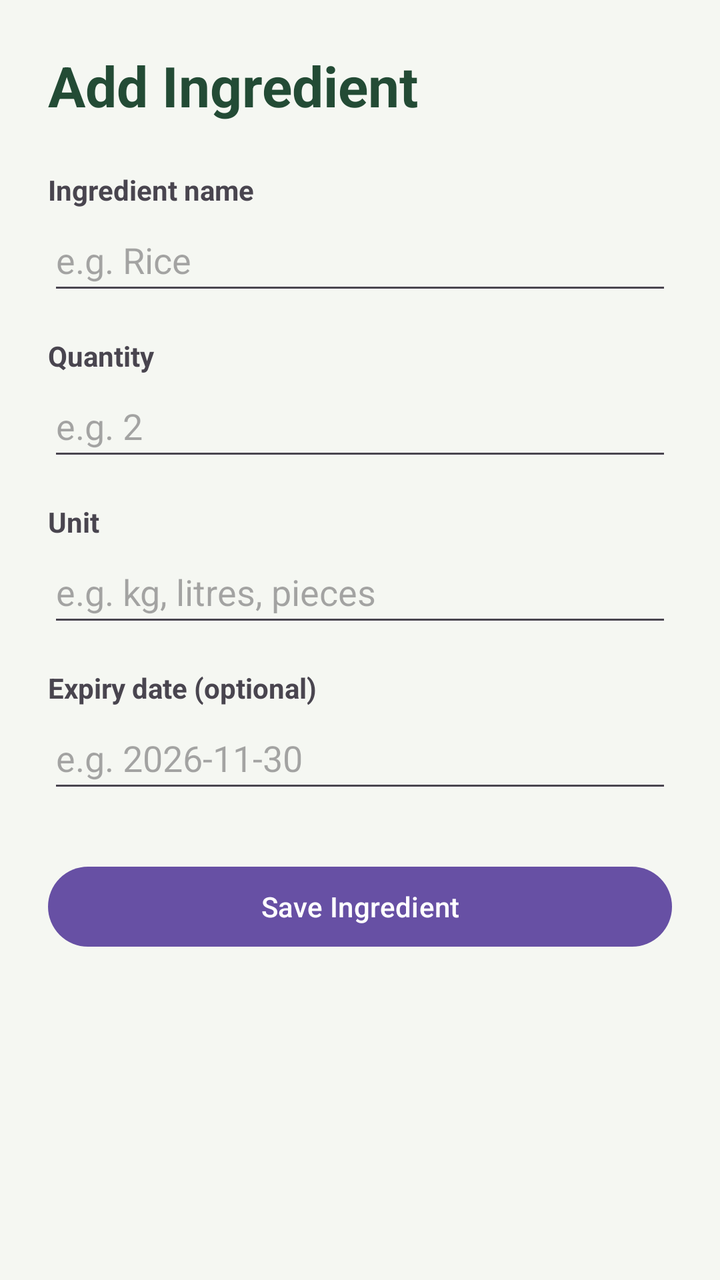
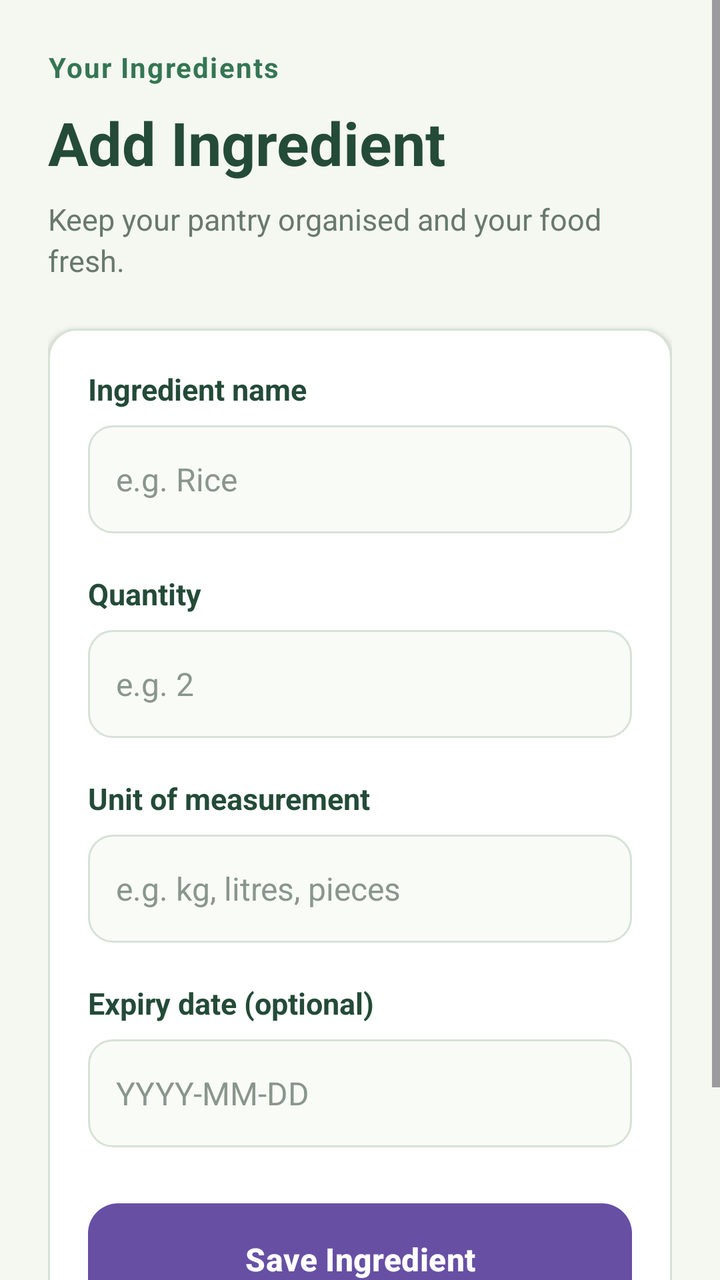

The first picture is an Android layout as it rendered before a commit; the second is the same layout after the commit. The layout source and the unified diff follow.
<!-- AndroidManifest.xml: application theme Theme.SmartPantryManager -->
<!-- res/layout/activity_add_edit_ingredient.xml -->
<?xml version="1.0" encoding="utf-8"?>
<ScrollView xmlns:android="http://schemas.android.com/apk/res/android"
    android:layout_width="match_parent"
    android:layout_height="match_parent"
    android:background="#F5F7F2"
    android:fillViewport="true">

    <LinearLayout
        android:layout_width="match_parent"
        android:layout_height="wrap_content"
        android:orientation="vertical"
        android:padding="24dp">

        <TextView
            android:layout_width="match_parent"
            android:layout_height="wrap_content"
            android:text="Add Ingredient"
            android:textColor="#234B35"
            android:textSize="28sp"
            android:textStyle="bold"
            android:layout_marginBottom="24dp" />

        <TextView
            android:layout_width="match_parent"
            android:layout_height="wrap_content"
            android:text="Ingredient name"
            android:textStyle="bold" />

        <EditText
            android:id="@+id/editIngredientName"
            android:layout_width="match_parent"
            android:layout_height="wrap_content"
            android:hint="e.g. Rice"
            android:inputType="textCapSentences"
            android:minHeight="48dp" />

        <TextView
            android:layout_width="match_parent"
            android:layout_height="wrap_content"
            android:text="Quantity"
            android:textStyle="bold"
            android:layout_marginTop="16dp" />

        <EditText
            android:id="@+id/editIngredientQuantity"
            android:layout_width="match_parent"
            android:layout_height="wrap_content"
            android:hint="e.g. 2"
            android:inputType="numberDecimal"
            android:minHeight="48dp" />

        <TextView
            android:layout_width="match_parent"
            android:layout_height="wrap_content"
            android:text="Unit"
            android:textStyle="bold"
            android:layout_marginTop="16dp" />

        <EditText
            android:id="@+id/editIngredientUnit"
            android:layout_width="match_parent"
            android:layout_height="wrap_content"
            android:hint="e.g. kg, litres, pieces"
            android:inputType="textCapSentences"
            android:minHeight="48dp" />

        <TextView
            android:layout_width="match_parent"
            android:layout_height="wrap_content"
            android:text="Expiry date (optional)"
            android:textStyle="bold"
            android:layout_marginTop="16dp" />

        <EditText
            android:id="@+id/editIngredientExpiry"
            android:layout_width="match_parent"
            android:layout_height="wrap_content"
            android:hint="e.g. 2026-11-30"
            android:inputType="date"
            android:minHeight="48dp" />

        <Button
            android:id="@+id/btnSaveIngredient"
            android:layout_width="match_parent"
            android:layout_height="wrap_content"
            android:layout_marginTop="28dp"
            android:text="Save Ingredient" />

    </LinearLayout>
</ScrollView>
<!-- resources referenced by this layout -->
<resources>
  <style name="Theme.SmartPantryManager" parent="Base.Theme.SmartPantryManager" />
  <style name="Base.Theme.SmartPantryManager" parent="Theme.Material3.DayNight.NoActionBar">
          
          
      </style>
</resources>

<!-- the commit's change to res/layout/activity_add_edit_ingredient.xml (unified diff, before → after) -->
@@ -2,8 +2,9 @@
 <ScrollView xmlns:android="http://schemas.android.com/apk/res/android"
     android:layout_width="match_parent"
     android:layout_height="match_parent"
-    android:background="#F5F7F2"
-    android:fillViewport="true">
+    android:background="#F5F7F1"
+    android:fillViewport="true"
+    android:clipToPadding="false">
 
     <LinearLayout
         android:layout_width="match_parent"
@@ -14,77 +15,159 @@
         <TextView
             android:layout_width="match_parent"
             android:layout_height="wrap_content"
+            android:text="Your Ingredients"
+            android:textColor="#347653"
+            android:textSize="14sp"
+            android:textStyle="bold"
+            android:letterSpacing="0.05"
+            android:layout_marginBottom="8dp" />
+
+        <TextView
+            android:id="@+id/txtIngredientFormTitle"
+            android:layout_width="match_parent"
+            android:layout_height="wrap_content"
             android:text="Add Ingredient"
-            android:textColor="#234B35"
-            android:textSize="28sp"
+            android:textColor="#244B38"
+            android:textSize="30sp"
             android:textStyle="bold"
-            android:layout_marginBottom="24dp" />
+            android:layout_marginBottom="8dp" />
 
         <TextView
             android:layout_width="match_parent"
             android:layout_height="wrap_content"
-            android:text="Ingredient name"
-            android:textStyle="bold" />
+            android:text="Keep your pantry organised and your food fresh."
+            android:textColor="#68796C"
+            android:textSize="15sp"
+            android:lineSpacingExtra="3dp"
+            android:layout_marginBottom="24dp" />
 
-        <EditText
-            android:id="@+id/editIngredientName"
+        <LinearLayout
             android:layout_width="match_parent"
             android:layout_height="wrap_content"
-            android:hint="e.g. Rice"
-            android:inputType="textCapSentences"
-            android:minHeight="48dp" />
+            android:orientation="vertical"
+            android:padding="20dp"
+            android:background="@drawable/bg_edit_form"
+            android:elevation="2dp">
+
+            <TextView
+                android:layout_width="match_parent"
+                android:layout_height="wrap_content"
+                android:text="Ingredient name"
+                android:textColor="#244B38"
+                android:textSize="15sp"
+                android:textStyle="bold"
+                android:layout_marginBottom="8dp" />
+
+            <EditText
+                android:id="@+id/editIngredientName"
+                android:layout_width="match_parent"
+                android:layout_height="54dp"
+                android:background="@drawable/bg_input_field"
+                android:paddingStart="14dp"
+                android:paddingEnd="14dp"
+                android:hint="e.g. Rice"
+                android:singleLine="true"
+                android:inputType="textCapSentences"
+                android:textColor="#263B2E"
+                android:textColorHint="#89968C"
+                android:textSize="16sp" />
+
+            <TextView
+                android:layout_width="match_parent"
+                android:layout_height="wrap_content"
+                android:text="Quantity"
+                android:textColor="#244B38"
+                android:textSize="15sp"
+                android:textStyle="bold"
+                android:layout_marginTop="20dp"
+                android:layout_marginBottom="8dp" />
+
+            <EditText
+                android:id="@+id/editIngredientQuantity"
+                android:layout_width="match_parent"
+                android:layout_height="54dp"
+                android:background="@drawable/bg_input_field"
+                android:paddingStart="14dp"
+                android:paddingEnd="14dp"
+                android:hint="e.g. 2"
+                android:singleLine="true"
+                android:inputType="numberDecimal"
+                android:textColor="#263B2E"
+                android:textColorHint="#89968C"
+                android:textSize="16sp" />
+
+            <TextView
+                android:layout_width="match_parent"
+                android:layout_height="wrap_content"
+                android:text="Unit of measurement"
+                android:textColor="#244B38"
+                android:textSize="15sp"
+                android:textStyle="bold"
+                android:layout_marginTop="20dp"
+                android:layout_marginBottom="8dp" />
+
+            <EditText
+                android:id="@+id/editIngredientUnit"
+                android:layout_width="match_parent"
+                android:layout_height="54dp"
+                android:background="@drawable/bg_input_field"
+                android:paddingStart="14dp"
+                android:paddingEnd="14dp"
+                android:hint="e.g. kg, litres, pieces"
+                android:singleLine="true"
+                android:inputType="textCapSentences"
+                android:textColor="#263B2E"
+                android:textColorHint="#89968C"
+                android:textSize="16sp" />
+
+            <TextView
+                android:layout_width="match_parent"
+                android:layout_height="wrap_content"
+                android:text="Expiry date (optional)"
+                android:textColor="#244B38"
+                android:textSize="15sp"
+                android:textStyle="bold"
+                android:layout_marginTop="20dp"
+                android:layout_marginBottom="8dp" />
+
+            <EditText
+                android:id="@+id/editIngredientExpiry"
+                android:layout_width="match_parent"
+                android:layout_height="54dp"
+                android:background="@drawable/bg_input_field"
+                android:paddingStart="14dp"
+                android:paddingEnd="14dp"
+                android:hint="YYYY-MM-DD"
+                android:singleLine="true"
+                android:inputType="text"
+                android:textColor="#263B2E"
+                android:textColorHint="#89968C"
+                android:textSize="16sp" />
+
+            <Button
+                android:id="@+id/btnSaveIngredient"
+                android:layout_width="match_parent"
+                android:layout_height="56dp"
+                android:layout_marginTop="28dp"
+                android:background="@drawable/bg_add_button"
+                android:text="Save Ingredient"
+                android:textAllCaps="false"
+                android:textColor="#FFFFFF"
+                android:textSize="16sp"
+                android:textStyle="bold"
+                android:minHeight="56dp" />
+
+        </LinearLayout>
 
         <TextView
             android:layout_width="match_parent"
             android:layout_height="wrap_content"
-            android:text="Quantity"
-            android:textStyle="bold"
-            android:layout_marginTop="16dp" />
-
-        <EditText
-            android:id="@+id/editIngredientQuantity"
-            android:layout_width="match_parent"
-            android:layout_height="wrap_content"
-            android:hint="e.g. 2"
-            android:inputType="numberDecimal"
-            android:minHeight="48dp" />
-
-        <TextView
-            android:layout_width="match_parent"
-            android:layout_height="wrap_content"
-            android:text="Unit"
-            android:textStyle="bold"
-            android:layout_marginTop="16dp" />
-
-        <EditText
-            android:id="@+id/editIngredientUnit"
-            android:layout_width="match_parent"
-            android:layout_height="wrap_content"
-            android:hint="e.g. kg, litres, pieces"
-            android:inputType="textCapSentences"
-            android:minHeight="48dp" />
-
-        <TextView
-            android:layout_width="match_parent"
-            android:layout_height="wrap_content"
-            android:text="Expiry date (optional)"
-            android:textStyle="bold"
-            android:layout_marginTop="16dp" />
-
-        <EditText
-            android:id="@+id/editIngredientExpiry"
-            android:layout_width="match_parent"
-            android:layout_height="wrap_content"
-            android:hint="e.g. 2026-11-30"
-            android:inputType="date"
-            android:minHeight="48dp" />
-
-        <Button
-            android:id="@+id/btnSaveIngredient"
-            android:layout_width="match_parent"
-            android:layout_height="wrap_content"
-            android:layout_marginTop="28dp"
-            android:text="Save Ingredient" />
+            android:gravity="center"
+            android:text="A little organisation makes cooking easier. 🌱"
+            android:textColor="#68796C"
+            android:textSize="13sp"
+            android:layout_marginTop="22dp"
+            android:layout_marginBottom="12dp" />
 
     </LinearLayout>
 </ScrollView>
<!-- resource entries referenced after the edit -->
@@ -1,5 +1,42 @@
 <!-- resources referenced by this layout -->
 <resources>
+  <!-- drawable bg_add_button (drawable) -->
+  <?xml version="1.0" encoding="utf-8"?>
+  <shape xmlns:android="http://schemas.android.com/apk/res/android"
+      android:shape="rectangle">
+      <solid android:color="#347653" />
+      <corners android:radius="15dp" />
+  </shape>
+  <!-- drawable bg_edit_form (drawable) -->
+  <?xml version="1.0" encoding="utf-8"?>
+  <shape xmlns:android="http://schemas.android.com/apk/res/android"
+      android:shape="rectangle">
+      <solid android:color="#FFFFFF" />
+      <corners android:radius="14dp" />
+      <stroke
+          android:width="1dp"
+          android:color="#D6E2D5" />
+  </shape>
+  <!-- drawable bg_input_field (drawable) -->
+  <?xml version="1.0" encoding="utf-8"?>
+  <shape xmlns:android="http://schemas.android.com/apk/res/android"
+      android:shape="rectangle">
+  
+      <solid android:color="#F9FBF7" />
+  
+      <corners android:radius="12dp" />
+  
+      <stroke
+          android:width="1dp"
+          android:color="#D6E2D5" />
+  
+      <padding
+          android:left="4dp"
+          android:top="2dp"
+          android:right="4dp"
+          android:bottom="2dp" />
+  
+  </shape>
   <style name="Theme.SmartPantryManager" parent="Base.Theme.SmartPantryManager" />
   <style name="Base.Theme.SmartPantryManager" parent="Theme.Material3.DayNight.NoActionBar">
           
